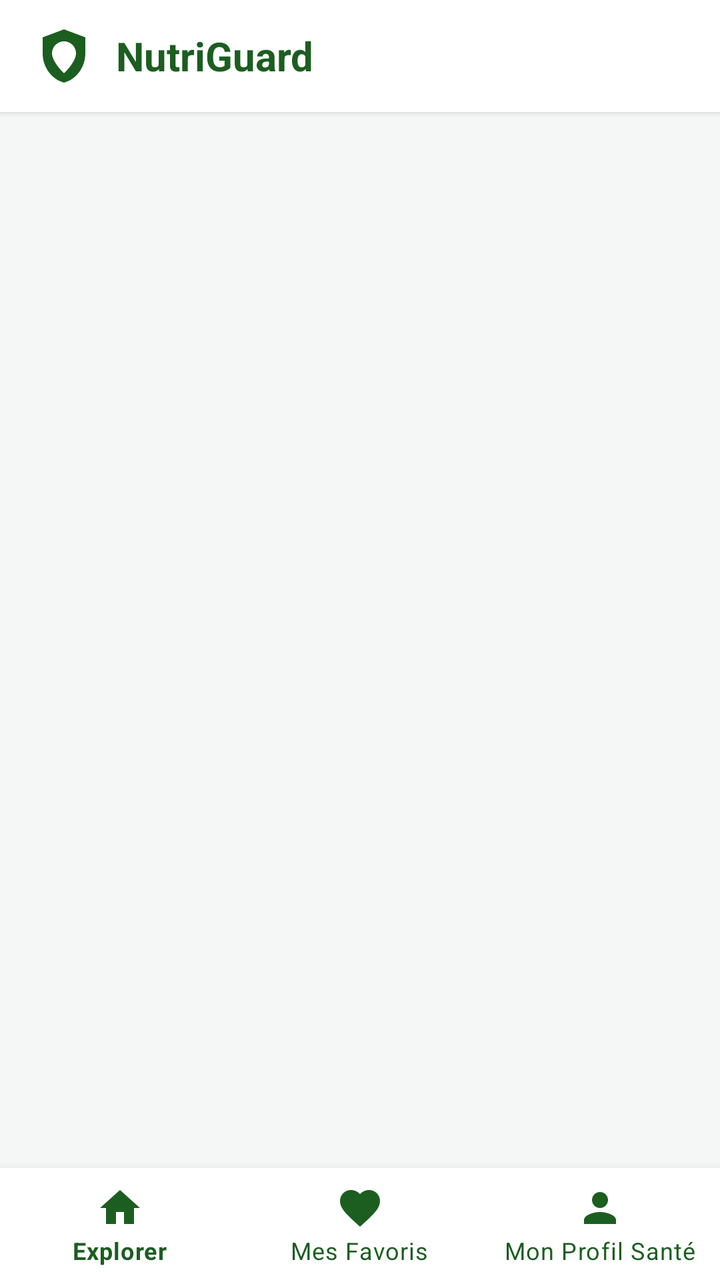
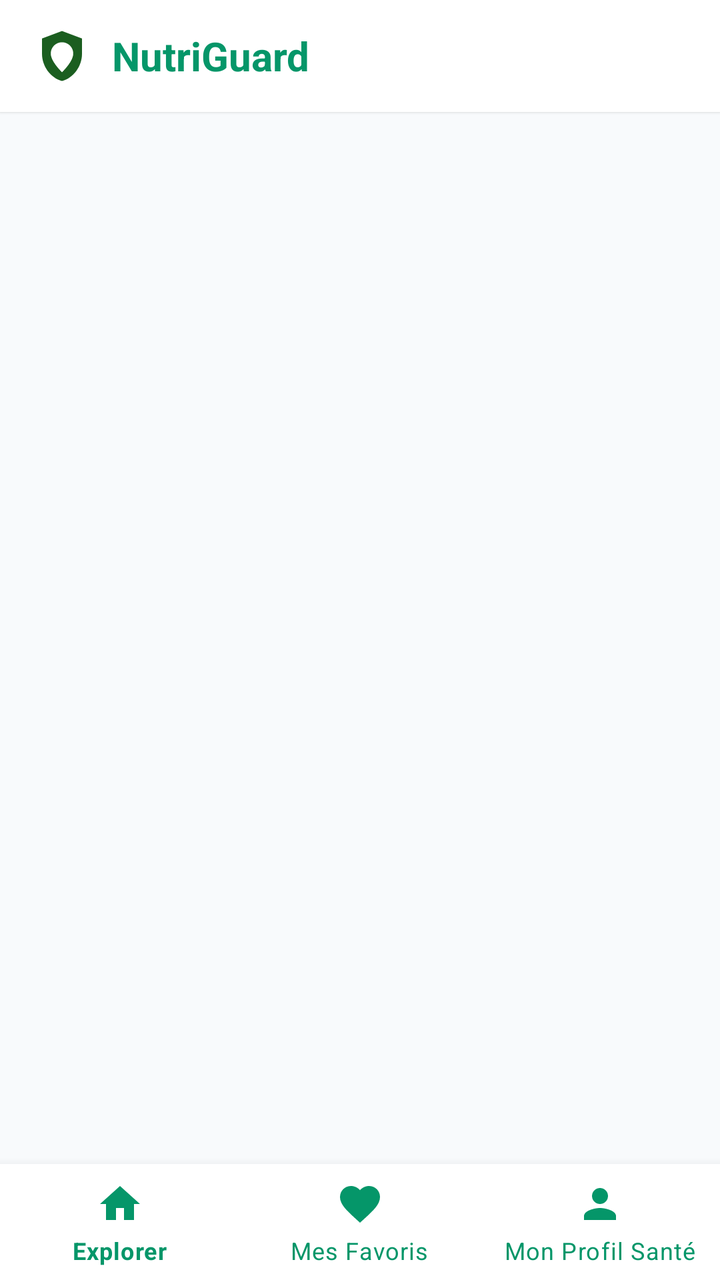

Before-and-after screenshots of an Android layout around one commit, followed by the original layout XML and the change that was made.
<!-- AndroidManifest.xml: application theme Theme.NutriGuard -->
<!-- res/layout/activity_main.xml -->
<?xml version="1.0" encoding="utf-8"?>
<androidx.coordinatorlayout.widget.CoordinatorLayout
    xmlns:android="http://schemas.android.com/apk/res/android"
    xmlns:app="http://schemas.android.com/apk/res-auto"
    android:layout_width="match_parent"
    android:layout_height="match_parent"
    android:background="@color/background_light">

    
    <com.google.android.material.appbar.AppBarLayout
        android:layout_width="match_parent"
        android:layout_height="wrap_content"
        android:background="@color/surface_light"
        app:elevation="2dp">

        <androidx.appcompat.widget.Toolbar
            android:id="@+id/mainToolbar"
            android:layout_width="match_parent"
            android:layout_height="?attr/actionBarSize"
            android:background="@color/surface_light">

            <LinearLayout
                android:layout_width="wrap_content"
                android:layout_height="match_parent"
                android:gravity="center_vertical"
                android:orientation="horizontal">

                <ImageView
                    android:layout_width="32dp"
                    android:layout_height="32dp"
                    android:src="@drawable/ic_nutriguard_logo"
                    android:contentDescription="@string/app_name" />

                <TextView
                    android:layout_width="wrap_content"
                    android:layout_height="wrap_content"
                    android:layout_marginStart="10dp"
                    android:text="@string/app_name"
                    android:textColor="@color/primary"
                    android:textSize="20sp"
                    android:textStyle="bold" />

            </LinearLayout>

        </androidx.appcompat.widget.Toolbar>

    </com.google.android.material.appbar.AppBarLayout>

    
    <FrameLayout
        android:id="@+id/fragment_container"
        android:layout_width="match_parent"
        android:layout_height="match_parent"
        android:layout_marginBottom="56dp"
        app:layout_behavior="@string/appbar_scrolling_view_behavior" />

    
    <com.google.android.material.bottomnavigation.BottomNavigationView
        android:id="@+id/bottom_navigation"
        android:layout_width="match_parent"
        android:layout_height="56dp"
        android:layout_gravity="bottom"
        android:background="@color/surface_light"
        app:elevation="8dp"
        app:itemIconTint="@color/primary"
        app:itemTextColor="@color/primary"
        app:labelVisibilityMode="labeled"
        app:menu="@menu/bottom_nav_menu" />

</androidx.coordinatorlayout.widget.CoordinatorLayout>
<!-- resources referenced by this layout -->
<resources>
  <color name="background_light">#F5F7F6</color>
  <color name="primary">#1B5E20</color>
  <color name="surface_light">#FFFFFF</color>
  <!-- drawable ic_nutriguard_logo (drawable) -->
  <vector xmlns:android="http://schemas.android.com/apk/res/android"
      android:width="48dp"
      android:height="48dp"
      android:viewportWidth="24"
      android:viewportHeight="24">
      
      <path
          android:fillColor="#1B5E20"
          android:pathData="M12,2L4,5v6.09c0,5.05 3.41,9.76 8,10.91 4.59,-1.15 8,-5.86 8,-10.91V5L12,2z" />
      
      <path
          android:fillColor="#FFFFFF"
          android:pathData="M12,6.5c-2.48,0 -4.5,2.02 -4.5,4.5 0,2.88 3.5,6.5 4.5,7.5 1,-1 4.5,-4.62 4.5,-7.5 0,-2.48 -2.02,-4.5 -4.5,-4.5z" />
  </vector>
  <string name="app_name">NutriGuard</string>
  <style name="Theme.NutriGuard" parent="Theme.MaterialComponents.DayNight.NoActionBar">
          
          <item name="colorPrimary">@color/primary</item>
          <item name="colorPrimaryVariant">@color/primary_dark</item>
          <item name="colorOnPrimary">@color/white</item>
  
          
          <item name="colorSecondary">@color/secondary</item>
          <item name="colorSecondaryVariant">@color/secondary_dark</item>
          <item name="colorOnSecondary">@color/white</item>
  
          
          <item name="android:statusBarColor">@color/primary_dark</item>
          <item name="android:windowLightStatusBar" tools:targetApi="m">false</item>
  
          
          <item name="android:colorBackground">@color/background_light</item>
          <item name="colorSurface">@color/surface_light</item>
      </style>
  <color name="primary_dark">#003300</color>
  <color name="white">#FFFFFF</color>
  <color name="secondary">#00796B</color>
  <color name="secondary_dark">#004D40</color>
</resources>

<!-- the commit's change to res/layout/activity_main.xml (unified diff, before → after) -->
@@ -11,7 +11,7 @@
         android:layout_width="match_parent"
         android:layout_height="wrap_content"
         android:background="@color/surface_light"
-        app:elevation="2dp">
+        app:elevation="1dp">
 
         <androidx.appcompat.widget.Toolbar
             android:id="@+id/mainToolbar"
@@ -26,8 +26,8 @@
                 android:orientation="horizontal">
 
                 <ImageView
-                    android:layout_width="32dp"
-                    android:layout_height="32dp"
+                    android:layout_width="30dp"
+                    android:layout_height="30dp"
                     android:src="@drawable/ic_nutriguard_logo"
                     android:contentDescription="@string/app_name" />
 
@@ -51,14 +51,14 @@
         android:id="@+id/fragment_container"
         android:layout_width="match_parent"
         android:layout_height="match_parent"
-        android:layout_marginBottom="56dp"
+        android:layout_marginBottom="58dp"
         app:layout_behavior="@string/appbar_scrolling_view_behavior" />
 
     
     <com.google.android.material.bottomnavigation.BottomNavigationView
         android:id="@+id/bottom_navigation"
         android:layout_width="match_parent"
-        android:layout_height="56dp"
+        android:layout_height="58dp"
         android:layout_gravity="bottom"
         android:background="@color/surface_light"
         app:elevation="8dp"
<!-- resource entries referenced after the edit -->
@@ -1,7 +1,7 @@
 <!-- resources referenced by this layout -->
 <resources>
-  <color name="background_light">#F5F7F6</color>
-  <color name="primary">#1B5E20</color>
+  <color name="background_light">#F8FAFC</color>
+  <color name="primary">#059669</color>
   <color name="surface_light">#FFFFFF</color>
   <!-- drawable ic_nutriguard_logo (drawable) -->
   <vector xmlns:android="http://schemas.android.com/apk/res/android"
@@ -19,7 +19,7 @@
           android:pathData="M12,6.5c-2.48,0 -4.5,2.02 -4.5,4.5 0,2.88 3.5,6.5 4.5,7.5 1,-1 4.5,-4.62 4.5,-7.5 0,-2.48 -2.02,-4.5 -4.5,-4.5z" />
   </vector>
   <string name="app_name">NutriGuard</string>
-  <style name="Theme.NutriGuard" parent="Theme.MaterialComponents.DayNight.NoActionBar">
+  <style name="Theme.NutriGuard" parent="Theme.MaterialComponents.Light.NoActionBar">
           
           <item name="colorPrimary">@color/primary</item>
           <item name="colorPrimaryVariant">@color/primary_dark</item>
@@ -31,16 +31,16 @@
           <item name="colorOnSecondary">@color/white</item>
   
           
-          <item name="android:statusBarColor">@color/primary_dark</item>
-          <item name="android:windowLightStatusBar" tools:targetApi="m">false</item>
+          <item name="android:statusBarColor">@color/surface_light</item>
+          <item name="android:windowLightStatusBar" tools:targetApi="m">true</item>
   
           
           <item name="android:colorBackground">@color/background_light</item>
           <item name="colorSurface">@color/surface_light</item>
       </style>
-  <color name="primary_dark">#003300</color>
+  <color name="primary_dark">#047857</color>
   <color name="white">#FFFFFF</color>
-  <color name="secondary">#00796B</color>
-  <color name="secondary_dark">#004D40</color>
+  <color name="secondary">#0D9488</color>
+  <color name="secondary_dark">#0F766E</color>
 </resources>
 
